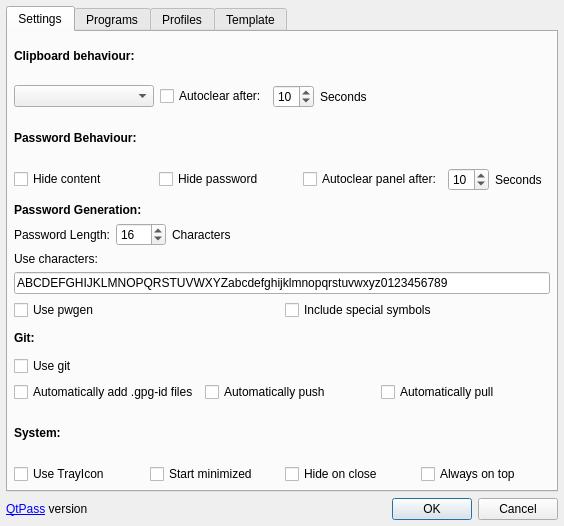
This is configdialog.ui in IJHack/QtPass as Qt 5 draws it before an edit. The edited form follows.
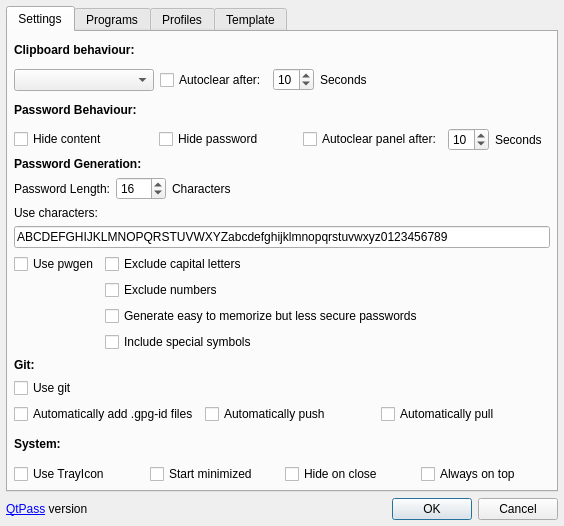
This is the edited form. Icons and pictures are not drawn.

Commit message: Use --secure for pwgen and add more configurable options

The edit to the form file:
```diff
--- a/configdialog.ui
+++ b/configdialog.ui
@@ -280,11 +280,11 @@
           </widget>
          </item>
          <item>
-          <layout class="QHBoxLayout" name="horizontalLayout_10">
+          <layout class="QFormLayout" name="formLayout">
            <property name="topMargin">
             <number>0</number>
            </property>
-           <item>
+           <item row="0" column="0">
             <widget class="QCheckBox" name="checkBoxUsePwgen">
              <property name="enabled">
               <bool>true</bool>
@@ -294,7 +294,14 @@
              </property>
             </widget>
            </item>
-           <item>
+           <item row="0" column="1">
+            <widget class="QCheckBox" name="checkBoxAvoidCapitals">
+             <property name="text">
+              <string>Exclude capital letters</string>
+             </property>
+            </widget>
+           </item>
+           <item row="3" column="1">
             <widget class="QCheckBox" name="checkBoxUseSymbols">
              <property name="enabled">
               <bool>true</bool>
@@ -304,6 +311,20 @@
              </property>
             </widget>
            </item>
+           <item row="2" column="1">
+            <widget class="QCheckBox" name="checkBoxLessRandom">
+             <property name="text">
+              <string>Generate easy to memorize but less secure passwords</string>
+             </property>
+            </widget>
+           </item>
+           <item row="1" column="1">
+            <widget class="QCheckBox" name="checkBoxAvoidNumbers">
+             <property name="text">
+              <string>Exclude numbers</string>
+             </property>
+            </widget>
+           </item>
           </layout>
          </item>
         </layout>
```
Left out of the diff: 8 changed lines with no effect on the pictures. The commit also changes 4 other files.
